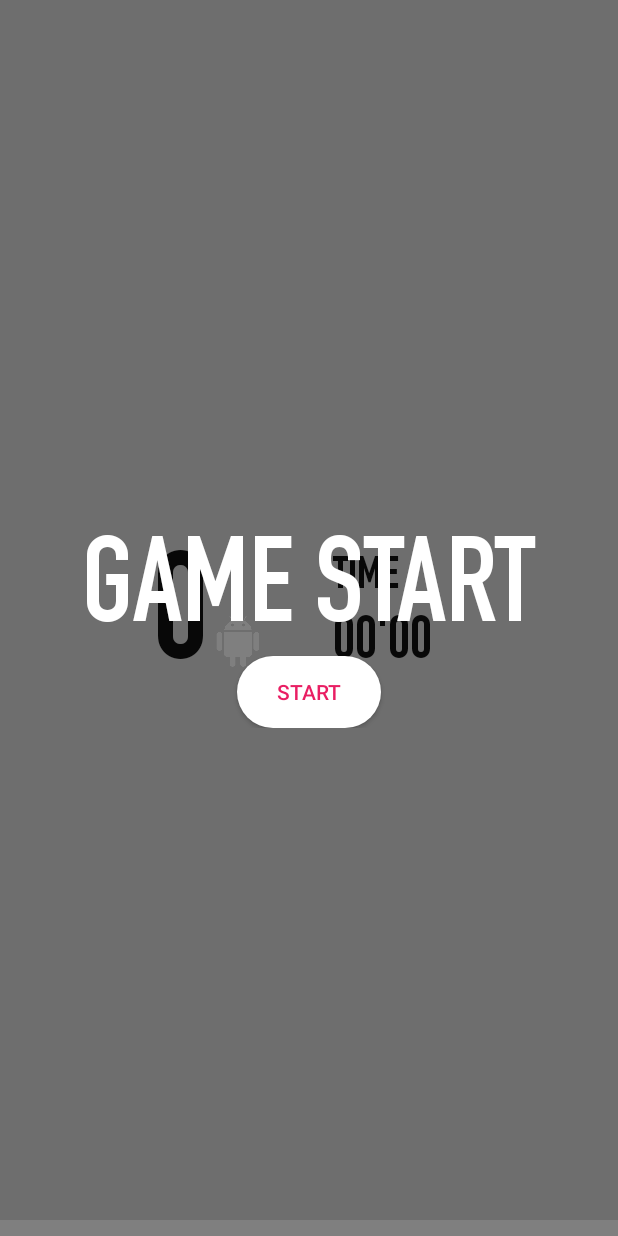
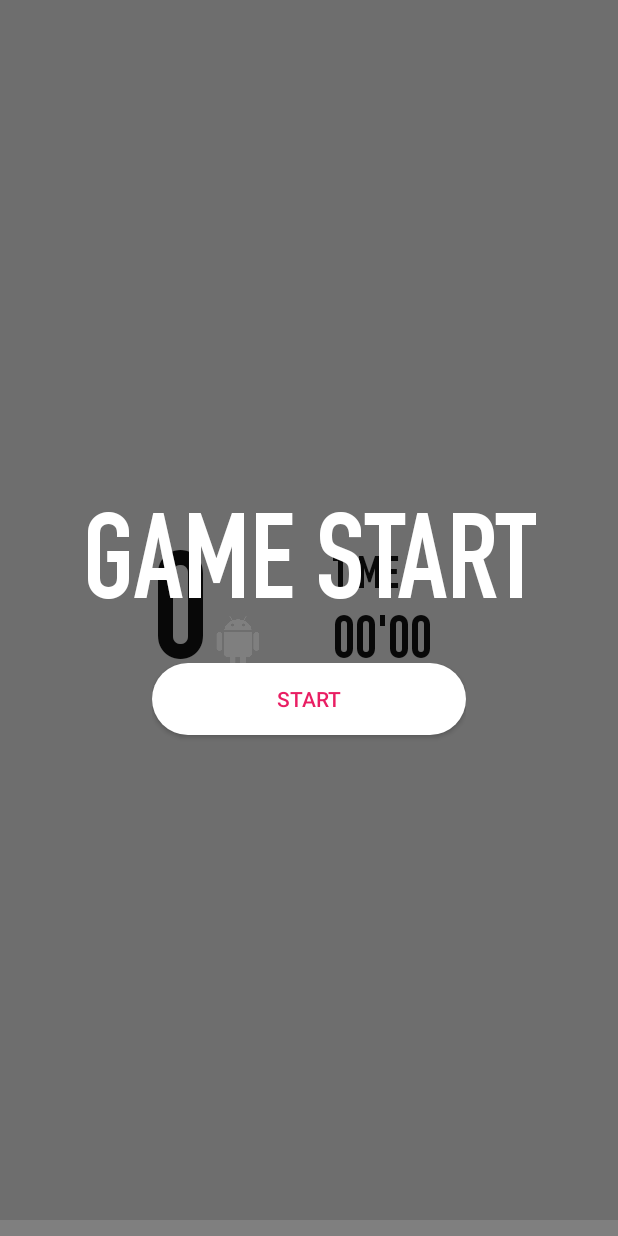
Before and after one commit to nakanakashoshosho1218/DroidkunGame, an Android app: the screen it shows after launch (MainActivity), on a phone screen of 412 x 824 dp. Run offline under Robolectric (Android 15) with nearby library versions, the phone set to English and light mode, and no system bars; libraries missing offline, so code that uses them is left out: com.google.android.gms; 10 statements that could not run were skipped.

Commit message:
レイアウトの変更

```diff
--- a/app/src/main/java/com/nakanakashoshosho1218/droidkungame/MainActivity.java
+++ b/app/src/main/java/com/nakanakashoshosho1218/droidkungame/MainActivity.java
@@ -36,6 +36,25 @@ import com.google.android.gms.analytics.HitBuilders;
 import com.google.android.gms.analytics.Tracker;
 
 public class MainActivity extends Activity {
+
+    final String[] RAINBOW_VALUES = {
+            "dd000b",
+            "ee6d00",
+            "ffeb00",
+            "61a911",
+            "",
+            "006f28",
+            "007669",
+            "0079e0",
+            "003d99",
+            "101258",
+            "64034e"
+    };
+    final String[] RAINBOW_STRS = {
+            "G", "A", "M", "E", " ", "F", "I", "N", "I", "S", "H"
+    };
+
+
     TextView scoreText;
     TextView timeLabel;
     TextView timeText;
@@ -298,10 +317,7 @@ public class MainActivity extends Activity {
                     SharedPreferences.Editor editor = mHighScorePref.edit();
                     editor.putInt("BEST SCORE", score);
                     editor.commit();
-                    String finishText = "<font color=#e60012>G</font><font color=#f39800>A</font>" +
-                            "<font color=#8fc31f>M</font><font color=#e60012>E</font> <font color=#009944>F</font>" +
-                            "<font color=#009e96>I</font><font color=#00a0e9>N</font><font color=#0068b7>I</font>" +
-                            "<font color=#920783>S</font><font color=#e5004f>H</font>";
+                    String finishText = getGameOverHtml();
                     gameOverLabel.setText(Html.fromHtml(finishText));
                     bestScoreText.setText(String.valueOf(score));
                 } else {
@@ -382,6 +398,7 @@ public class MainActivity extends Activity {
         timer();
     }
 
+    //ShareTwitterボタンの処理
     public void shareTwitter(View v) {
         String url = "http://twitter.com/share?text=MyScore " + score + " %23TapDroid";
         Intent intent = new Intent(Intent.ACTION_VIEW, Uri.parse(url));
@@ -391,15 +408,26 @@ public class MainActivity extends Activity {
     private void useScaledImage() {
         //Twitterのアイコンのサイズの設定
         Resources res = getResources();
-        BitmapDrawable bd = (BitmapDrawable) res.getDrawable(R.drawable.ic_twitter);
-        Bitmap b = Bitmap.createScaledBitmap(bd.getBitmap(),
-                (int) (bd.getIntrinsicHeight() * 0.5),
-                (int) (bd.getIntrinsicWidth() * 0.5),
+        BitmapDrawable twitterBitmapDrawable = (BitmapDrawable) res.getDrawable(R.drawable.ic_twitter);
+        Bitmap twitterBitmap = Bitmap.createScaledBitmap(twitterBitmapDrawable.getBitmap(),
+                (int) (twitterBitmapDrawable.getIntrinsicHeight() * 0.5),
+                (int) (twitterBitmapDrawable.getIntrinsicWidth() * 0.5),
                 false);
 
-        Drawable drawable = new BitmapDrawable(getResources(), b);
+        Drawable drawable = new BitmapDrawable(getResources(), twitterBitmap);
 
         shareTwitterButton.setCompoundDrawablesWithIntrinsicBounds(drawable, null, null, null);
+    }
+
+    public String getGameOverHtml() {
+        String html = "";
+
+        for (int i = 0; i < RAINBOW_STRS.length; i++) {
+            html +=
+                    "<font color=#" + RAINBOW_VALUES[i] + ">" + RAINBOW_STRS[i] + "</font>";
+        }
+
+        return html;
     }
 
     @Override
@@ -420,25 +448,4 @@ public class MainActivity extends Activity {
         GoogleAnalytics.getInstance(this).reportActivityStop(this);
     }
 
-    @Override
-    public boolean onCreateOptionsMenu(Menu menu) {
-        // Inflate the menu; this adds items to the action bar if it is present.
-        getMenuInflater().inflate(R.menu.menu_main, menu);
-        return true;
-    }
-
-    @Override
-    public boolean onOptionsItemSelected(MenuItem item) {
-        // Handle action bar item clicks here. The action bar will
-        // automatically handle clicks on the Home/Up button, so long
-        // as you specify a parent activity in AndroidManifest.xml.
-        int id = item.getItemId();
-
-        //noinspection SimplifiableIfStatement
-        if (id == R.id.action_settings) {
-            return true;
-        }
-
-        return super.onOptionsItemSelected(item);
-    }
 }
--- a/app/src/main/res/layout/activity_main.xml
+++ b/app/src/main/res/layout/activity_main.xml
@@ -11,84 +11,12 @@
         android:layout_height="match_parent"
         android:orientation="vertical">
 
-
-        <LinearLayout
+        <include
+            layout="@layout/layout_game_status"
             android:layout_width="match_parent"
             android:layout_height="0dp"
-            android:layout_weight="1"
-            android:background="#ddd"
-            android:orientation="horizontal">
+            android:layout_weight="1" />
 
-            <LinearLayout
-                android:layout_width="0dp"
-                android:layout_height="wrap_content"
-                android:layout_gravity="center_vertical"
-                android:layout_weight="1"
-                android:orientation="horizontal">
-
-                <View
-                    android:layout_width="75dp"
-                    android:layout_height="1dp"
-                    android:layout_weight="1" />
-
-                <TextView
-                    android:id="@+id/textView_score"
-                    android:layout_width="wrap_content"
-                    android:layout_height="wrap_content"
-                    android:layout_gravity="bottom"
-                    android:text="Score"
-                    android:textColor="#111"
-                    android:textSize="100sp" />
-
-                <ImageView
-                    android:layout_width="40dp"
-                    android:layout_height="40dp"
-                    android:layout_gravity="bottom"
-                    android:layout_marginBottom="20dp"
-                    android:adjustViewBounds="true"
-                    android:scaleType="fitCenter"
-                    android:src="@drawable/droid_white" />
-
-                <View
-                    android:layout_width="0dp"
-                    android:layout_height="1dp"
-                    android:layout_weight="1" />
-
-            </LinearLayout>
-
-            <LinearLayout
-                android:layout_width="0dp"
-                android:layout_height="wrap_content"
-                android:layout_gravity="center_vertical"
-                android:layout_weight="1"
-                android:orientation="vertical"
-                android:paddingLeft="@dimen/activity_horizontal_margin">
-
-                <View
-                    android:layout_width="50dp"
-                    android:layout_height="1dp"
-                    android:layout_weight="1" />
-
-                <TextView
-                    android:id="@+id/label_time"
-                    android:layout_width="wrap_content"
-                    android:layout_height="wrap_content"
-                    android:text="TIME"
-                    android:textColor="#111"
-                    android:textSize="30sp" />
-
-                <TextView
-                    android:id="@+id/textView_time"
-                    android:layout_width="wrap_content"
-                    android:layout_height="wrap_content"
-                    android:text="00'00"
-                    android:textColor="#111"
-                    android:textSize="40sp" />
-
-            </LinearLayout>
-
-
-        </LinearLayout>
 
         <LinearLayout
             android:layout_width="match_parent"
@@ -370,8 +298,7 @@
             android:id="@+id/finishLayout"
             layout="@layout/layout_game_over"
             android:layout_width="match_parent"
-            android:layout_height="match_parent"
-            android:visibility="invisible" />
+            android:layout_height="match_parent" />
 
     </FrameLayout>
 
--- a/app/src/main/res/layout/layout_game_over.xml
+++ b/app/src/main/res/layout/layout_game_over.xml
@@ -5,7 +5,7 @@
     android:layout_height="match_parent"
     android:layout_gravity="center"
     android:orientation="vertical"
-    android:visibility="visible">
+    android:visibility="invisible">
 
     <TextView
         android:id="@+id/label_gameOver"
@@ -102,7 +102,7 @@
             android:layout_marginTop="10dp"
             android:background="@drawable/bg_button"
             android:drawableLeft="@drawable/ic_twitter"
-            android:gravity="center_vertical|right"
+            android:gravity="center|right"
             android:onClick="shareTwitter"
             android:paddingBottom="15dp"
             android:paddingLeft="15dp"
--- a/app/src/main/res/layout/layout_game_start.xml
+++ b/app/src/main/res/layout/layout_game_start.xml
@@ -10,17 +10,42 @@
         android:id="@+id/label_gameStart"
         android:layout_width="wrap_content"
         android:layout_height="wrap_content"
+        android:gravity="center"
         android:text="GAME START"
         android:textColor="#ffffff"
         android:textSize="80sp" />
 
+    <LinearLayout
+        android:layout_width="wrap_content"
+        android:layout_height="wrap_content"
+        android:layout_gravity="center_horizontal"
+        android:layout_marginTop="20dp"
+        android:orientation="vertical">
+
         <Button
             android:id="@+id/button_start"
-        android:layout_width="wrap_content"
+            android:layout_width="match_parent"
             android:layout_height="48dp"
             android:layout_gravity="center|bottom"
             android:background="@drawable/bg_button"
             android:onClick="start"
             android:text="START"
             android:textColor="@drawable/bg_button_color" />
+
+        <Button
+            android:layout_width="wrap_content"
+            android:layout_height="0dp"
+            android:layout_gravity="center_horizontal"
+            android:layout_marginTop="10dp"
+            android:background="@drawable/bg_button"
+            android:drawableLeft="@drawable/ic_twitter"
+            android:gravity="center_vertical|right"
+            android:paddingBottom="15dp"
+            android:paddingLeft="15dp"
+            android:paddingRight="20dp"
+            android:paddingTop="15dp"
+            android:text="Share Twitter"
+            android:textColor="#55ACEE"
+            android:visibility="invisible" />
     </LinearLayout>
+</LinearLayout>
--- /dev/null
+++ b/app/src/main/res/layout/layout_game_status.xml
@@ -0,0 +1,77 @@
+<?xml version="1.0" encoding="utf-8"?>
+<LinearLayout xmlns:android="http://schemas.android.com/apk/res/android"
+    android:layout_width="match_parent"
+    android:layout_height="0dp"
+    android:background="#ddd"
+    android:orientation="horizontal">
+
+    <LinearLayout
+        android:layout_width="0dp"
+        android:layout_height="wrap_content"
+        android:layout_gravity="center_vertical"
+        android:layout_weight="1"
+        android:orientation="horizontal">
+
+        <View
+            android:layout_width="75dp"
+            android:layout_height="1dp"
+            android:layout_weight="1" />
+
+        <TextView
+            android:id="@+id/textView_score"
+            android:layout_width="wrap_content"
+            android:layout_height="wrap_content"
+            android:layout_gravity="bottom"
+            android:text="0"
+            android:textColor="#111"
+            android:textSize="100sp" />
+
+        <ImageView
+            android:layout_width="40dp"
+            android:layout_height="40dp"
+            android:layout_gravity="bottom"
+            android:layout_marginBottom="20dp"
+            android:adjustViewBounds="true"
+            android:scaleType="fitCenter"
+            android:src="@drawable/droid_white" />
+
+        <View
+            android:layout_width="0dp"
+            android:layout_height="1dp"
+            android:layout_weight="1" />
+
+    </LinearLayout>
+
+    <LinearLayout
+        android:layout_width="0dp"
+        android:layout_height="wrap_content"
+        android:layout_gravity="center_vertical"
+        android:layout_weight="1"
+        android:orientation="vertical"
+        android:paddingLeft="@dimen/activity_horizontal_margin">
+
+        <View
+            android:layout_width="50dp"
+            android:layout_height="1dp"
+            android:layout_weight="1" />
+
+        <TextView
+            android:id="@+id/label_time"
+            android:layout_width="wrap_content"
+            android:layout_height="wrap_content"
+            android:text="TIME"
+            android:textColor="#111"
+            android:textSize="30sp" />
+
+        <TextView
+            android:id="@+id/textView_time"
+            android:layout_width="wrap_content"
+            android:layout_height="wrap_content"
+            android:text="00'00"
+            android:textColor="#111"
+            android:textSize="40sp" />
+
+    </LinearLayout>
+
+
+</LinearLayout>
```
Lines whose indentation alone changed are shown as unchanged.
